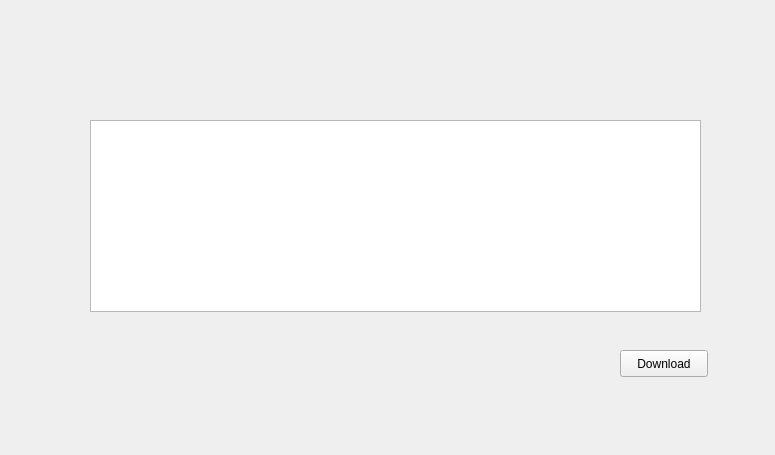
Marvin84/reg-gen, file interface/design.ui: the form before one commit.
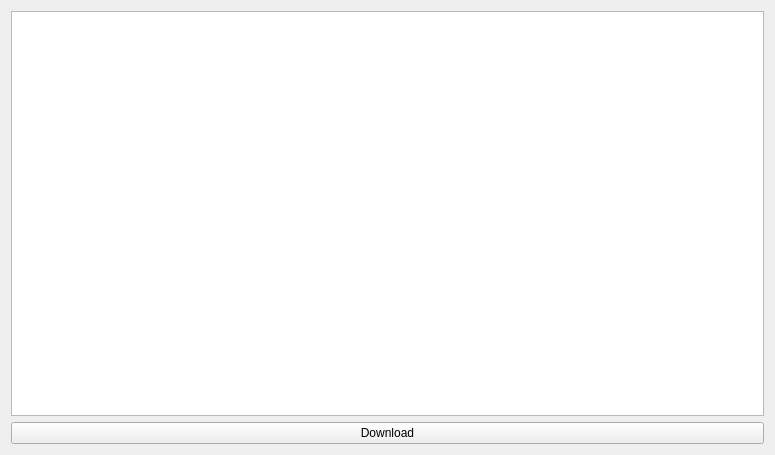
The form after the commit.

Commit message: auto-resizing table and button

The edit to the form file:
```diff
--- a/interface/design.ui
+++ b/interface/design.ui
@@ -13,27 +13,11 @@
   <property name="windowTitle">
    <string>Form</string>
   </property>
-  <widget class="QPushButton" name="buttonDownload">
-   <property name="geometry">
-    <rect>
-     <x>620</x>
-     <y>350</y>
-     <width>88</width>
-     <height>27</height>
-    </rect>
-   </property>
-   <property name="text">
-    <string>Download</string>
-   </property>
-  </widget>
+  <layout class="QVBoxLayout" name="verticalLayout">
+   <item>
   <widget class="QTableView" name="dataTable">
-   <property name="geometry">
-    <rect>
-     <x>90</x>
-     <y>120</y>
-     <width>611</width>
-     <height>192</height>
-    </rect>
+     <property name="locale">
+      <locale language="English" country="UnitedStates"/>
    </property>
    <property name="horizontalScrollMode">
     <enum>QAbstractItemView::ScrollPerPixel</enum>
@@ -48,6 +32,15 @@
     <bool>false</bool>
    </attribute>
   </widget>
+   </item>
+   <item>
+    <widget class="QPushButton" name="buttonDownload">
+     <property name="text">
+      <string>Download</string>
+     </property>
+    </widget>
+   </item>
+  </layout>
  </widget>
  <resources/>
  <connections/>
```
Lines whose indentation alone changed are shown as unchanged. The commit also changes 1 other file.
